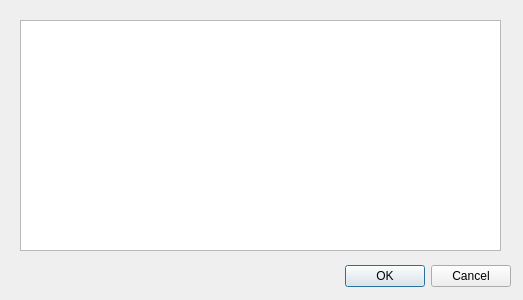
Before: the Qt Designer form session_select_dialog.ui in fr0077/magmeasure, drawn with Qt 5.
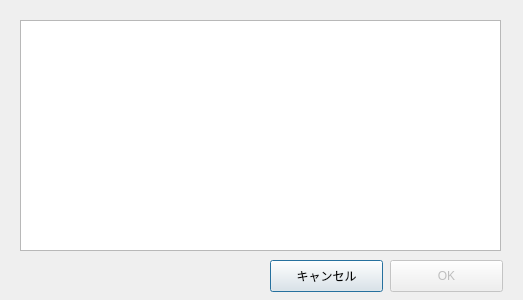
After: the same form once the commit is applied.

Diff of the .ui file:
```diff
--- a/session_select_dialog.ui
+++ b/session_select_dialog.ui
@@ -13,22 +13,6 @@
   <property name="windowTitle">
    <string>Dialog</string>
   </property>
-  <widget class="QDialogButtonBox" name="buttonBox">
-   <property name="geometry">
-    <rect>
-     <x>170</x>
-     <y>260</y>
-     <width>341</width>
-     <height>32</height>
-    </rect>
-   </property>
-   <property name="orientation">
-    <enum>Qt::Horizontal</enum>
-   </property>
-   <property name="standardButtons">
-    <set>QDialogButtonBox::Cancel|QDialogButtonBox::Ok</set>
-   </property>
-  </widget>
   <widget class="QListView" name="session_list">
    <property name="geometry">
     <rect>
@@ -39,6 +23,35 @@
     </rect>
    </property>
   </widget>
+  <widget class="QPushButton" name="cancel">
+   <property name="geometry">
+    <rect>
+     <x>270</x>
+     <y>260</y>
+     <width>113</width>
+     <height>32</height>
+    </rect>
+   </property>
+   <property name="text">
+    <string>キャンセル</string>
+   </property>
+  </widget>
+  <widget class="QPushButton" name="ok">
+   <property name="enabled">
+    <bool>false</bool>
+   </property>
+   <property name="geometry">
+    <rect>
+     <x>390</x>
+     <y>260</y>
+     <width>113</width>
+     <height>32</height>
+    </rect>
+   </property>
+   <property name="text">
+    <string>OK</string>
+   </property>
+  </widget>
  </widget>
  <resources/>
  <connections>
```
Left out of the diff: 39 changed lines with no effect on the pictures.
